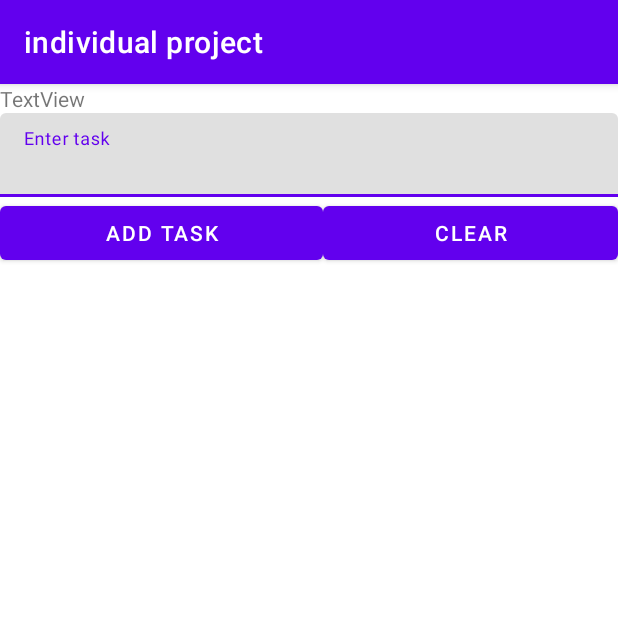
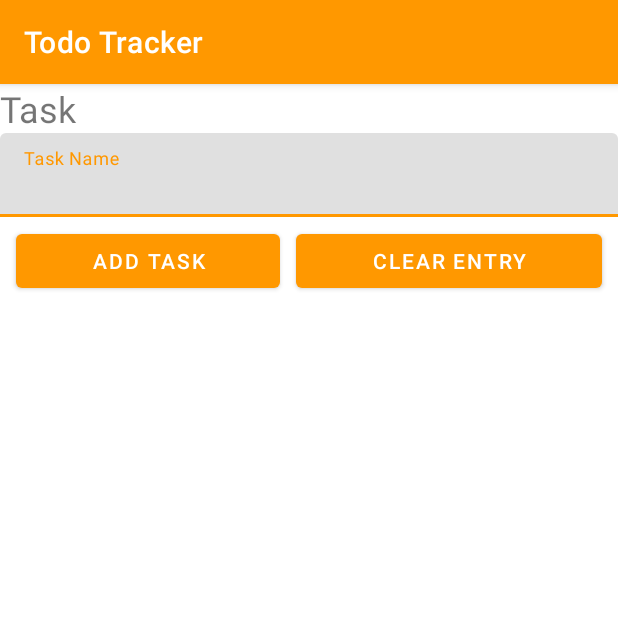
Before and after one commit to awong503/IAT359_Project, an Android app: the screen it shows after launch (MainActivity), on a phone screen of 412 x 824 dp, the top half of it. Run offline under Robolectric (Android 15) with nearby library versions, the phone set to English and light mode, and no system bars.

Commit message:
complete basic todo functionality

```diff
--- a/app/src/main/AndroidManifest.xml
+++ b/app/src/main/AndroidManifest.xml
@@ -5,7 +5,7 @@
     <application
         android:allowBackup="true"
         android:icon="@mipmap/ic_launcher"
-        android:label="@string/app_name"
+        android:label="Todo Tracker"
         android:roundIcon="@mipmap/ic_launcher_round"
         android:supportsRtl="true"
         android:theme="@style/Theme.IndividualProject">
--- a/app/src/main/java/com/example/individualproject/MainActivity.kt
+++ b/app/src/main/java/com/example/individualproject/MainActivity.kt
@@ -2,10 +2,78 @@ package com.example.individualproject
 
 import androidx.appcompat.app.AppCompatActivity
 import android.os.Bundle
+import android.view.View
+import android.widget.*
+import com.google.android.material.textfield.TextInputEditText
+import kotlin.collections.ArrayList
 
 class MainActivity : AppCompatActivity() {
+    private lateinit var listView: ListView
+    private lateinit var doneView: ListView
+    private lateinit var addButton: Button
+    private lateinit var clearButton: Button
+    private lateinit var inputText:  TextInputEditText
+    private var taskData = ArrayList<Task>()
+    private var doneListData = ArrayList<Task>()
     override fun onCreate(savedInstanceState: Bundle?) {
         super.onCreate(savedInstanceState)
         setContentView(R.layout.activity_main)
+        listView = findViewById(R.id.list_view)
+        doneView = findViewById(R.id.list_view_done)
+        addButton = findViewById(R.id.addButton)
+        clearButton = findViewById(R.id.clearButton)
+        inputText = findViewById(R.id.inputText)
+        val doneText = findViewById<TextView>(R.id.doneTextView)
+        val todoText = findViewById<TextView>(R.id.todotextView)
+        doneText.visibility = View.INVISIBLE
+        todoText.visibility = View.INVISIBLE
+        val adapter: ArrayAdapter<Task> = ArrayAdapter(this, android.R.layout.simple_list_item_checked, taskData)
+        val doneAdapter: ArrayAdapter<Task> = ArrayAdapter(this, android.R.layout.simple_list_item_checked, doneListData)
+        listView.adapter = adapter
+        doneView.adapter = doneAdapter
+
+        addButton.setOnClickListener {
+            val text = inputText.text.toString()
+            if (text.isBlank()) {
+                val toast = Toast.makeText(this, "Enter task.", Toast.LENGTH_SHORT)
+                toast.show()
+            } else {
+                taskData.add(Task(inputText.text.toString(), false))
+                todoText.visibility = View.VISIBLE
+                inputText.setText("")
+                adapter.notifyDataSetChanged()
+            }
+
+        }
+        clearButton.setOnClickListener {
+            inputText.setText("")
+        }
+        todoText.setOnClickListener {
+            taskData.clear()
+            todoText.visibility = View.INVISIBLE
+            adapter.notifyDataSetChanged()
+        }
+        doneText.setOnClickListener {
+            doneListData.clear()
+            doneText.visibility = View.INVISIBLE
+            doneAdapter.notifyDataSetChanged()
+        }
+        listView.setOnItemClickListener { adapterView, view, pos, l ->
+            doneText.visibility = View.VISIBLE
+            doneListData.add(taskData[pos])
+            taskData.removeAt(pos)
+            if (taskData.isEmpty()) {
+                todoText.visibility = View.INVISIBLE
+            }
+            adapter.notifyDataSetChanged()
+            doneAdapter.notifyDataSetChanged()
+            for (i in 0..doneAdapter.count) {
+                doneView.setItemChecked(i, true)
+        }
+
+        }
+
     }
+
+
 }
--- a/app/src/main/res/layout/activity_main.xml
+++ b/app/src/main/res/layout/activity_main.xml
@@ -5,6 +5,7 @@
     android:layout_width="match_parent"
     android:layout_height="match_parent"
     android:orientation="vertical"
+    android:scrollbarSize="16dp"
     tools:context=".MainActivity">
 
     <TextView
@@ -12,22 +13,25 @@
         android:layout_width="match_parent"
         android:layout_height="wrap_content"
         android:layout_weight="0"
-        android:text="TextView" />
+        android:text="Task"
+        android:textSize="24dp" />
 
     <com.google.android.material.textfield.TextInputLayout
         android:layout_width="match_parent"
         android:layout_height="wrap_content">
 
         <com.google.android.material.textfield.TextInputEditText
+            android:id="@+id/inputText"
             android:layout_width="match_parent"
             android:layout_height="wrap_content"
-            android:hint="Enter task" />
+            android:hint="Task Name" />
 
     </com.google.android.material.textfield.TextInputLayout>
 
     <LinearLayout
         android:layout_width="match_parent"
-        android:layout_height="match_parent"
+        android:layout_height="wrap_content"
+        android:layout_margin="5dp"
         android:layout_weight="0"
         android:orientation="horizontal">
 
@@ -35,6 +39,7 @@
             android:id="@+id/addButton"
             android:layout_width="wrap_content"
             android:layout_height="wrap_content"
+            android:layout_marginHorizontal="5dp"
             android:layout_weight="1"
             android:text="Add Task" />
 
@@ -42,13 +47,41 @@
             android:id="@+id/clearButton"
             android:layout_width="wrap_content"
             android:layout_height="wrap_content"
+            android:layout_marginHorizontal="5dp"
             android:layout_weight="1"
-            android:text="Clear" />
+            android:text="Clear Entry" />
     </LinearLayout>
 
-    <androidx.recyclerview.widget.RecyclerView
+    <TextView
+        android:id="@+id/todotextView"
         android:layout_width="match_parent"
-        android:layout_height="match_parent"
-        android:layout_weight="0" />
+        android:layout_height="wrap_content"
+        android:layout_weight="0"
+        android:text="Clear Task List"
+        android:textSize="16sp"
+        android:textStyle="bold" />
+
+    <ListView
+        android:id="@+id/list_view"
+        android:layout_width="match_parent"
+        android:layout_height="wrap_content"
+        android:layout_weight="1">
+
+    </ListView>
+
+    <TextView
+        android:id="@+id/doneTextView"
+        android:layout_width="match_parent"
+        android:layout_height="wrap_content"
+        android:text="Clear Done List"
+        android:textSize="16sp"
+        android:textStyle="bold" />
+
+    <ListView
+        android:id="@+id/list_view_done"
+        android:layout_width="match_parent"
+        android:layout_height="wrap_content"
+        android:layout_weight="1"
+        android:choiceMode="multipleChoice"/>
 
 </LinearLayout>
--- a/app/src/main/res/values/themes.xml
+++ b/app/src/main/res/values/themes.xml
@@ -2,7 +2,7 @@
     <!-- Base application theme. -->
     <style name="Theme.IndividualProject" parent="Theme.MaterialComponents.DayNight.DarkActionBar">
         <!-- Primary brand color. -->
-        <item name="colorPrimary">@color/purple_500</item>
+        <item name="colorPrimary">#FF9800</item>
         <item name="colorPrimaryVariant">@color/purple_700</item>
         <item name="colorOnPrimary">@color/white</item>
         <!-- Secondary brand color. -->
```
Also changed, not shown: app/src/main/java/com/example/individualproject/Task.kt (added, +7 -0 lines), app/src/main/res/layout/list_item.xml (deleted, +0 -15 lines).
